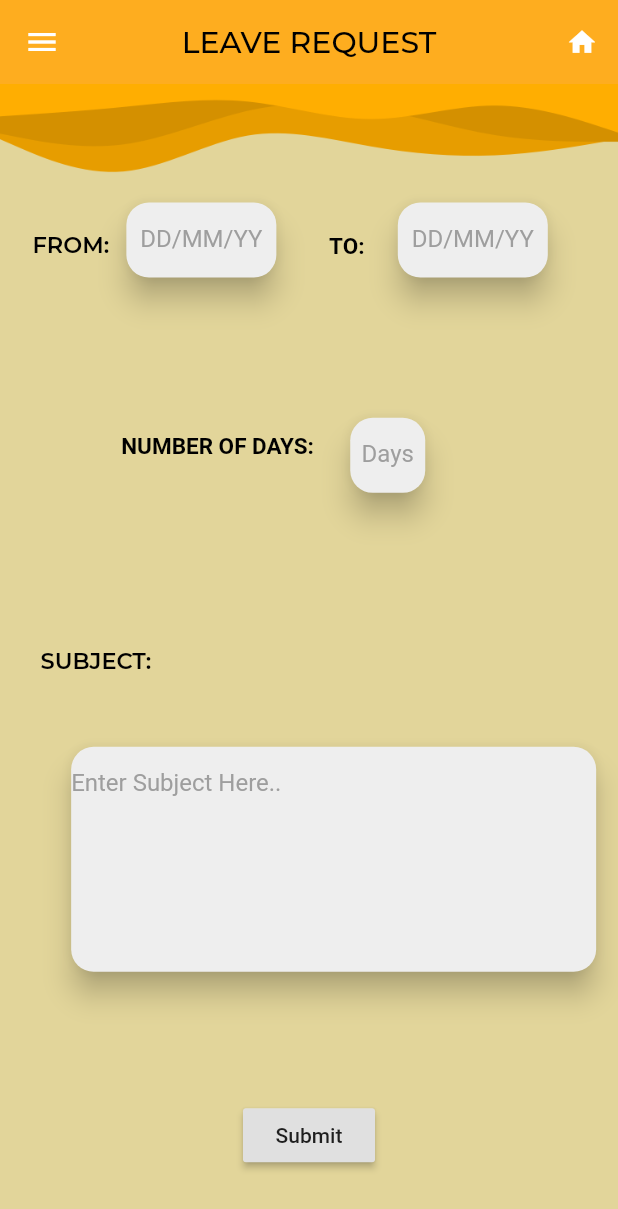
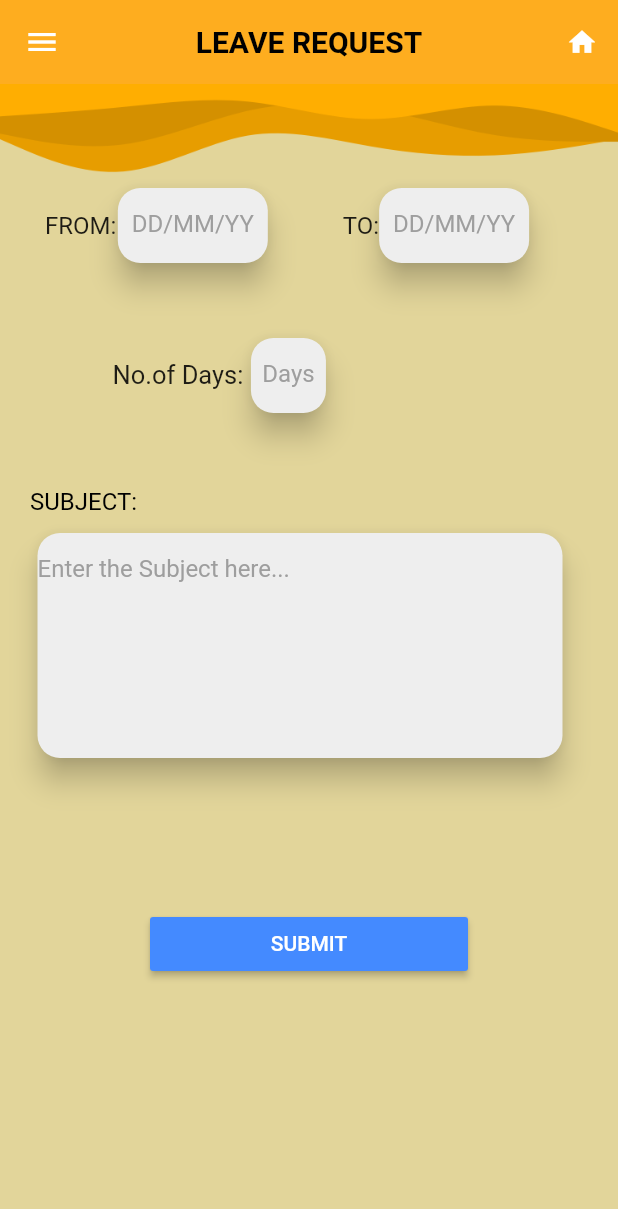
Before and after one commit to SivaramkumarV/Testing, a Flutter app: the LeaveRequestWidget screen opened by its route, on a phone screen of 412 x 824 dp. Shown: the top 1209 px of the screen. Run offline on Flutter 3.47's test engine with Material 2 defaults, Android fonts, the phone set to English and light mode, and no system bars; our stand-ins replace google_fonts; Roboto replaces fonts that are missing (Arial, Poppins).

Commit message:
Changes done in leave request

```diff
--- a/lib/leave_request.dart
+++ b/lib/leave_request.dart
@@ -1,7 +1,6 @@
 import 'package:flutter/material.dart';
 import 'package:login_2/drawer_screen.dart';
-import 'package:login_2/welcome_screen.dart';
-import 'package:google_fonts/google_fonts.dart';
+import 'package:login_2/homepage.dart';
 class LeaveRequestWidget extends StatefulWidget {
   static const id='leave_request';
 
@@ -10,39 +9,37 @@ class LeaveRequestWidget extends StatefulWidget {
 }
 
 class _LeaveRequestWidgetState extends State<LeaveRequestWidget> {
-
+  var textController1;
+  var textController2;
+  var textController3;
+  var textController4;
   final scaffoldKey = GlobalKey<ScaffoldState>();
 
   @override
   void initState() {
     super.initState();
+    textController1 = TextEditingController();
+    textController2 = TextEditingController();
+    textController3 = TextEditingController();
+    textController4 = TextEditingController();
   }
-  var textcontroller1;
-  var textcontroller2;
-  var textcontroller3;
-  var textcontroller4;
 
   @override
   Widget build(BuildContext context) {
-    final double screenHeight = MediaQuery.of(context).size.height;
-    final double keyboardHeight = MediaQuery.of(context).viewInsets.bottom;
-
     return Scaffold(
-      resizeToAvoidBottomInset: false,
       key: scaffoldKey,
       appBar: AppBar(
         backgroundColor: Color(0xFFFEAD1F),
         automaticallyImplyLeading: true,
         title: Text(
           'LEAVE REQUEST',
-          style:GoogleFonts.montserrat( textStyle: TextStyle(
+          textAlign: TextAlign.center,
+          style: TextStyle(
             color: Colors.black,
+            fontFamily: 'Montserrat',
             fontSize: 20,
-            fontWeight: FontWeight.w500,
+            fontWeight: FontWeight.w600,
           ),
-          ),
-
-
         ),
         actions: [
           IconButton(
@@ -53,7 +50,7 @@ class _LeaveRequestWidgetState extends State<LeaveRequestWidget> {
             ),
             onPressed: () async {
               await Navigator.pushNamed(
-                context,WelcomeScreen.id,
+                context,Homepage.id,
               );
             },
           ),
@@ -63,35 +60,36 @@ class _LeaveRequestWidgetState extends State<LeaveRequestWidget> {
       ),
       backgroundColor: Color(0xFFE2D59A),
       drawer: DrwrScreen(),
-      body:
-      Stack(
+      body: SafeArea(
+        child: SingleChildScrollView(
+          child: Column(
+            mainAxisSize: MainAxisSize.max,
+            mainAxisAlignment: MainAxisAlignment.start,
+            crossAxisAlignment: CrossAxisAlignment.stretch,
+            children: [Image.asset(
+              'assets/images/waves2x.png',
+              width: double.infinity,
+              fit: BoxFit.cover,
+            ),
+              Padding(
+                padding: EdgeInsetsDirectional.fromSTEB(30, 10, 10, 0),
+                child: SingleChildScrollView(
+                  scrollDirection: Axis.horizontal,
+                  child: Row(
+                    mainAxisSize: MainAxisSize.max,
+                    mainAxisAlignment: MainAxisAlignment.start,
+                    crossAxisAlignment: CrossAxisAlignment.center,
                     children: [
-          Align(
-            alignment: AlignmentDirectional(-0.88, -0.74),
-            child: Text(
+                      Text(
                         'FROM:',
                         style: TextStyle(
-                color: Colors.black,
-                fontFamily: 'Montserrat',
-                fontSize: 15,
-                fontWeight: FontWeight.w600,
+                          fontSize: 16,
+                          fontFamily: 'Poppins',
+                          fontWeight: FontWeight.normal,
                         ),
                       ),
-          ),
-          Align(
-            alignment: AlignmentDirectional(-0.84,0),
-            child: Text(
-              'SUBJECT:',
-              style: TextStyle(
-                color: Colors.black,
-                fontFamily: 'Montserrat',
-                fontSize: 15,
-                fontWeight: FontWeight.w600,
-              ),
-            ),
-          ),
-          Align(
-            alignment: AlignmentDirectional(-0.46, -0.78),
+                      Padding(
+                        padding: EdgeInsetsDirectional.fromSTEB(1, 0, 0, 0),
                         child: Material(
                           color: Colors.transparent,
                           elevation: 8,
@@ -106,257 +104,11 @@ class _LeaveRequestWidgetState extends State<LeaveRequestWidget> {
                               borderRadius: BorderRadius.circular(15),
                             ),
                             child: TextFormField(
-                  onFieldSubmitted: (_) async {
-                    ScaffoldMessenger.of(context).showSnackBar(
-                      SnackBar(
-                        content: Text(
-                          textcontroller4.text,
-                          style: TextStyle(),
-                        ),
-                        duration: Duration(milliseconds: 4000),
-                        backgroundColor: Color(0x00000000),
-                      ),
-                    );
-                  },
+                              controller: textController1,
                               obscureText: false,
                               decoration: InputDecoration(
                                 hintText: 'DD/MM/YY',
-                    hintStyle: TextStyle(
-                      color: Colors.grey,
-                    ),
-                    enabledBorder: UnderlineInputBorder(
-                      borderSide: BorderSide(
-                        color: Color(0x00000000),
-                        width: 1,
-                      ),
-                      borderRadius: const BorderRadius.only(
-                        topLeft: Radius.circular(4.0),
-                        topRight: Radius.circular(4.0),
-                      ),
-                    ),
-                    focusedBorder: UnderlineInputBorder(
-                      borderSide: BorderSide(
-                        color: Color(0x00000000),
-                        width: 1,
-                      ),
-                      borderRadius: const BorderRadius.only(
-                        topLeft: Radius.circular(4.0),
-                        topRight: Radius.circular(4.0),
-                      ),
-                    ),
-                  ),
-                  style: TextStyle(
-                    color: Colors.black,
-                  ),
-                  textAlign: TextAlign.center,
-                ),
-              ),
-            ),
-          ),
-          Align(
-            alignment: AlignmentDirectional(0.53, 0.43),
-            child: Material(
-              color: Colors.transparent,
-              elevation: 8,
-              shape: RoundedRectangleBorder(
-                borderRadius: BorderRadius.circular(15),
-              ),
-              child: Container(
-                width: 350,
-                height: 150,
-                decoration: BoxDecoration(
-                  color: Color(0xFFEEEEEE),
-                  borderRadius: BorderRadius.circular(15),
-                ),
-                child: TextFormField(
-                  onFieldSubmitted: (_) async {
-                    ScaffoldMessenger.of(context).showSnackBar(
-                      SnackBar(
-                        content: Text(
-                          textcontroller2.text,
-                          style: TextStyle(),
-                        ),
-                        duration: Duration(milliseconds: 4000),
-                        backgroundColor: Colors.white,
-                      ),
-                    );
-                  },
-                  controller: textcontroller2,
-                  obscureText: false,
-                  decoration: InputDecoration(
-                    hintText: 'Enter Subject Here..',
-                    hintStyle: TextStyle(
-                      color: Colors.grey
-                    ),
-                    enabledBorder: UnderlineInputBorder(
-                      borderSide: BorderSide(
-                        color: Color(0x0000000),
-                        width: 1,
-                      ),
-                      borderRadius: const BorderRadius.only(
-                        topLeft: Radius.circular(4.0),
-                        topRight: Radius.circular(4.0),
-                      ),
-                    ),
-                    focusedBorder: UnderlineInputBorder(
-                      borderSide: BorderSide(
-                        color: Color(0x00000000),
-                        width: 1,
-                      ),
-                      borderRadius: const BorderRadius.only(
-                        topLeft: Radius.circular(4.0),
-                        topRight: Radius.circular(4.0),
-                      ),
-                    ),
-                  ),
-                  style: TextStyle(
-                    color: Colors.black
-                  ),
-                ),
-              ),
-            ),
-          ),
-          Align(
-            alignment: AlignmentDirectional(0.13, -0.77),
-            child: Padding(
-              padding: EdgeInsetsDirectional.fromSTEB(0, 15, 0, 0),
-              child: Text(
-                'TO:',
-                style: TextStyle(
-                  color: Colors.black,
-                  fontFamily: 'Roboto',
-                  fontSize: 15,
-                  fontWeight: FontWeight.w600,
-                ),
-              ),
-            ),
-          ),
-          Align(
-            alignment: AlignmentDirectional(0, 0.88),
-              child:
-              RaisedButton(
-                onPressed: () async{
-                  await showDialog(context: context, builder: (alertDialogContext) {
-                   return AlertDialog(title: Text('REQUEST SENT!'),
-                      actions: [
-                        TextButton(
-                          onPressed: () => Navigator.pop(alertDialogContext),
-                          child: Text('Ok'),
-                        ),
-                      ],
-                    );
-
-                  }
-                  );
-                  await Navigator.pushNamed(
-                    context,
-                    WelcomeScreen.id,
-                  );
-
-                },
-                child: const Text('Submit'),
-              ),
-
-          ),
-          Align(
-            alignment: AlignmentDirectional(-0.43, -0.38),
-            child: Text(
-              'NUMBER OF DAYS:',
-              style: TextStyle(
-                color: Colors.black,
-                fontFamily: 'Arial',
-                fontSize: 15,
-                fontWeight: FontWeight.w600,
-              ),
-            ),
-          ),
-          Align(
-            alignment: AlignmentDirectional(0.29, -0.38),
-            child: Material(
-              color: Colors.transparent,
-              elevation: 8,
-              shape: RoundedRectangleBorder(
-                borderRadius: BorderRadius.circular(15),
-              ),
-              child: Container(
-                width: 50,
-                height: 50,
-                decoration: BoxDecoration(
-                  color: Color(0xFFEEEEEE),
-                  borderRadius: BorderRadius.circular(15),
-                ),
-                child: TextFormField(
-                  controller: textcontroller3,
-                  obscureText: false,
-                  decoration: InputDecoration(
-                    hintText: 'Days',
-                    hintStyle: TextStyle(
-                      color: Colors.grey,
-                    ),
-                    enabledBorder: UnderlineInputBorder(
-                      borderSide: BorderSide(
-                        color: Color(0x00000000),
-                        width: 1,
-                      ),
-                      borderRadius: const BorderRadius.only(
-                        topLeft: Radius.circular(4.0),
-                        topRight: Radius.circular(4.0),
-                      ),
-                    ),
-                    focusedBorder: UnderlineInputBorder(
-                      borderSide: BorderSide(
-                        color: Color(0x00000000),
-                        width: 1,
-                      ),
-                      borderRadius: const BorderRadius.only(
-                        topLeft: Radius.circular(4.0),
-                        topRight: Radius.circular(4.0),
-                      ),
-                    ),
-                  ),
-                  style: TextStyle(
-                    color: Colors.black,
-                  ),
-                  textAlign: TextAlign.center,
-                ),
-              ),
-            ),
-          ),
-          Align(
-            alignment: AlignmentDirectional(0.7, -0.78),
-            child: Material(
-              color: Colors.transparent,
-              elevation: 8,
-              shape: RoundedRectangleBorder(
-                borderRadius: BorderRadius.circular(15),
-              ),
-              child: Container(
-                width: 100,
-                height: 50,
-                decoration: BoxDecoration(
-                  color: Color(0xFFEEEEEE),
-                  borderRadius: BorderRadius.circular(15),
-                ),
-                child: TextFormField(
-                  onFieldSubmitted: (_) async {
-                    ScaffoldMessenger.of(context).showSnackBar(
-                      SnackBar(
-                        content: Text(
-                          textcontroller4.text,
-                          style: TextStyle(),
-                        ),
-                        duration: Duration(milliseconds: 4000),
-                        backgroundColor: Color(0x00000000),
-                      ),
-                    );
-                  },
-                  controller: textcontroller4,
-                  obscureText: false,
-                  decoration: InputDecoration(
-                    hintText: 'DD/MM/YY',
-                    hintStyle: TextStyle(
-                      color: Colors.grey,
-                    ),
+                                hintStyle: TextStyle(color: Colors.grey),
                                 enabledBorder: UnderlineInputBorder(
                                   borderSide: BorderSide(
                                     color: Color(0x00000000),
@@ -384,16 +136,232 @@ class _LeaveRequestWidgetState extends State<LeaveRequestWidget> {
                           ),
                         ),
                       ),
-          Align(
-            alignment: AlignmentDirectional(0, -1),
-            child: Image.asset(
-              'assets/images/waves2x.png',
-              width: double.infinity,
-              fit: BoxFit.cover,
+                      Padding(
+                        padding: EdgeInsetsDirectional.fromSTEB(50, 0, 0, 0),
+                        child: Text(
+                          'TO:',
+                          style: TextStyle(
+                            fontSize: 16,
+                            fontFamily: 'Poppins',
+                            fontWeight: FontWeight.normal,
+                          ),
+                        ),
+                      ),
+                      Material(
+                        color: Colors.transparent,
+                        elevation: 8,
+                        shape: RoundedRectangleBorder(
+                          borderRadius: BorderRadius.circular(15),
+                        ),
+                        child: Container(
+                          width: 100,
+                          height: 50,
+                          decoration: BoxDecoration(
+                            color: Color(0xFFEEEEEE),
+                            borderRadius: BorderRadius.circular(15),
+                          ),
+                          child: TextFormField(
+                            controller: textController2,
+                            obscureText: false,
+                            decoration: InputDecoration(
+                              hintText: 'DD/MM/YY',
+                              hintStyle: TextStyle(color: Colors.grey),
+                              enabledBorder: UnderlineInputBorder(
+                                borderSide: BorderSide(
+                                  color: Color(0x00000000),
+                                  width: 1,
+                                ),
+                                borderRadius: const BorderRadius.only(
+                                  topLeft: Radius.circular(4.0),
+                                  topRight: Radius.circular(4.0),
+                                ),
+                              ),
+                              focusedBorder: UnderlineInputBorder(
+                                borderSide: BorderSide(
+                                  color: Color(0x00000000),
+                                  width: 1,
+                                ),
+                                borderRadius: const BorderRadius.only(
+                                  topLeft: Radius.circular(4.0),
+                                  topRight: Radius.circular(4.0),
+                                ),
+                              ),
+                            ),
+                            style: TextStyle(color: Colors.black),
+                            textAlign: TextAlign.center,
+                          ),
                         ),
                       ),
                     ],
                   ),
+                ),
+              ),
+              Padding(
+                padding: EdgeInsetsDirectional.fromSTEB(0, 50, 0, 0),
+                child: Row(
+                  mainAxisSize: MainAxisSize.max,
+                  children: [
+                    Padding(
+                      padding: EdgeInsetsDirectional.fromSTEB(75, 0, 0, 0),
+                      child: Text(
+                        'No.of Days:',
+                        textAlign: TextAlign.center,
+                        style: TextStyle(
+                          fontSize: 17,
+                          fontFamily: 'Poppins',
+                          fontWeight: FontWeight.normal,
+                        ),
+                      ),
+                    ),
+                    Padding(
+                      padding: EdgeInsetsDirectional.fromSTEB(5, 0, 0, 0),
+                      child: Material(
+                        color: Colors.transparent,
+                        elevation: 8,
+                        shape: RoundedRectangleBorder(
+                          borderRadius: BorderRadius.circular(15),
+                        ),
+                        child: Container(
+                          width: 50,
+                          height: 50,
+                          decoration: BoxDecoration(
+                            color: Color(0xFFEEEEEE),
+                            borderRadius: BorderRadius.circular(15),
+                          ),
+                          child: TextFormField(
+                            minLines: 1,
+                            maxLines: 1,
+                            keyboardType: TextInputType.multiline,
+                            controller: textController3,
+                            obscureText: false,
+                            decoration: InputDecoration(
+                              hintText: 'Days',
+                              hintStyle: TextStyle(color: Colors.grey),
+                              enabledBorder: UnderlineInputBorder(
+                                borderSide: BorderSide(
+                                  color: Color(0x00000000),
+                                  width: 1,
+                                ),
+                                borderRadius: BorderRadius.circular(0),
+                              ),
+                              focusedBorder: UnderlineInputBorder(
+                                borderSide: BorderSide(
+                                  color: Color(0x00000000),
+                                  width: 1,
+                                ),
+                                borderRadius: BorderRadius.circular(0),
+                              ),
+                            ),
+                            style: TextStyle(color: Colors.black),
+                            textAlign: TextAlign.center,
+                          ),
+                        ),
+                      ),
+                    ),
+                  ],
+                ),
+              ),
+              Padding(
+                padding: EdgeInsetsDirectional.fromSTEB(20, 50, 0, 1),
+                child: Text(
+                  'SUBJECT:',
+                  style: TextStyle(
+                    color: Colors.black,
+                    fontSize: 16,
+                    fontFamily: 'Poppins',
+                    fontWeight: FontWeight.normal,
+                  ),
+                ),
+              ),
+              Padding(
+                padding: EdgeInsetsDirectional.fromSTEB(25, 10, 15, 0),
+                child: Row(
+                  mainAxisSize: MainAxisSize.max,
+                  children: [
+                    Material(
+                      color: Colors.transparent,
+                      elevation: 8,
+                      shape: RoundedRectangleBorder(
+                        borderRadius: BorderRadius.circular(15),
+                      ),
+                      child: Container(
+                        width: 350,
+                        height: 150,
+                        decoration: BoxDecoration(
+                          color: Color(0xFFEEEEEE),
+                          borderRadius: BorderRadius.circular(15),
+                        ),
+                        child: TextFormField(
+                          minLines: 1,
+                          maxLines: 5,
+                          keyboardType: TextInputType.multiline,
+                          controller: textController4,
+                          obscureText: false,
+                          decoration: InputDecoration(
+                            hintText: 'Enter the Subject here...',
+                            hintStyle: TextStyle(color: Colors.grey),
+                            enabledBorder: UnderlineInputBorder(
+                              borderSide: BorderSide(
+                                color: Color(0x00000000),
+                                width: 1,
+                              ),
+                              borderRadius: const BorderRadius.only(
+                                topLeft: Radius.circular(4.0),
+                                topRight: Radius.circular(4.0),
+                              ),
+                            ),
+                            focusedBorder: UnderlineInputBorder(
+                              borderSide: BorderSide(
+                                color: Color(0x00000000),
+                                width: 1,
+                              ),
+                              borderRadius: const BorderRadius.only(
+                                topLeft: Radius.circular(4.0),
+                                topRight: Radius.circular(4.0),
+                              ),
+                            ),
+                          ),
+                          style: TextStyle(color:Colors.black),
+                          textAlign: TextAlign.start,
+                        ),
+                      ),
+                    ),
+                  ],
+                ),
+              ),
+              Padding(
+                padding: EdgeInsetsDirectional.fromSTEB(100, 100, 100, 0),
+                child: RaisedButton(
+                  onPressed: () async {
+                    await showDialog(
+                      context: context,
+                      builder: (alertDialogContext) {
+                        return AlertDialog(
+                          title: Text('REQUEST SENT!'),
+                          content: Text('Your Leave Request has been sent.'),
+                          actions: [
+                            TextButton(
+                              onPressed: () => Navigator.pop(alertDialogContext),
+                              child: Text('Ok'),
+                            ),
+                          ],
+                        );
+                      },
+                    );
+                    await Navigator.pushNamed(
+                        context,
+                        Homepage.id
+                    );
+                  },
+                  child: const Text ('SUBMIT',style: TextStyle(color: Colors.white),),
+                  color: Colors.blueAccent,
+
+                ),
+              ),
+            ],
+          ),
+        ),
+      ),
     );
   }
 }
--- a/pubspec.yaml
+++ b/pubspec.yaml
@@ -35,6 +35,8 @@ dependencies:
   # Use with the CupertinoIcons class for iOS style icons.
   cupertino_icons: ^1.0.2
   google_fonts: ^2.2.0
+
+
 
 dev_dependencies:
   flutter_test:
```
Lines whose indentation alone changed are shown as unchanged.
